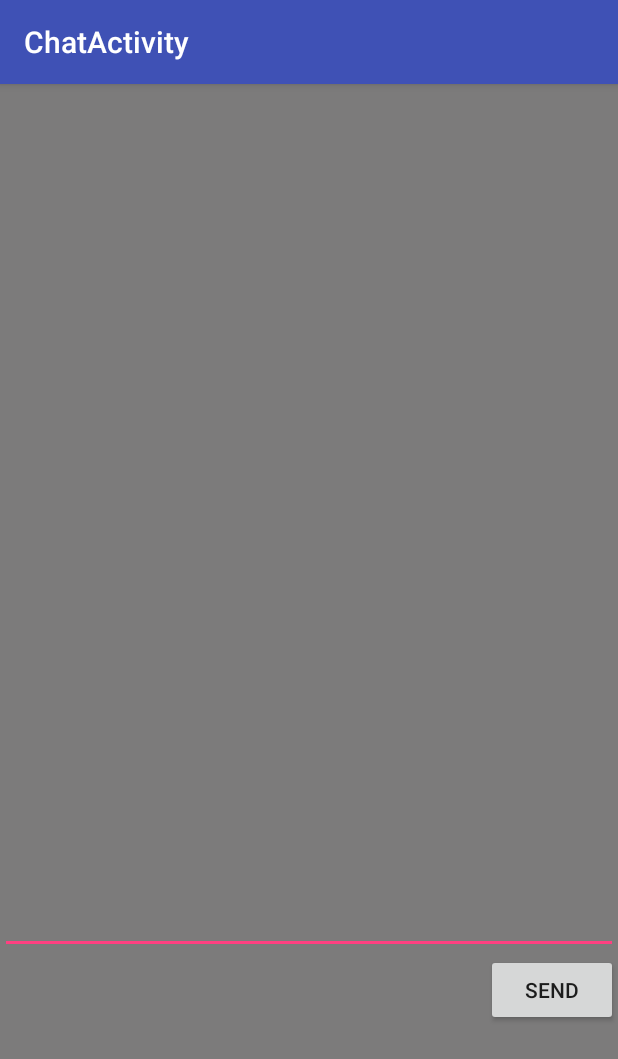
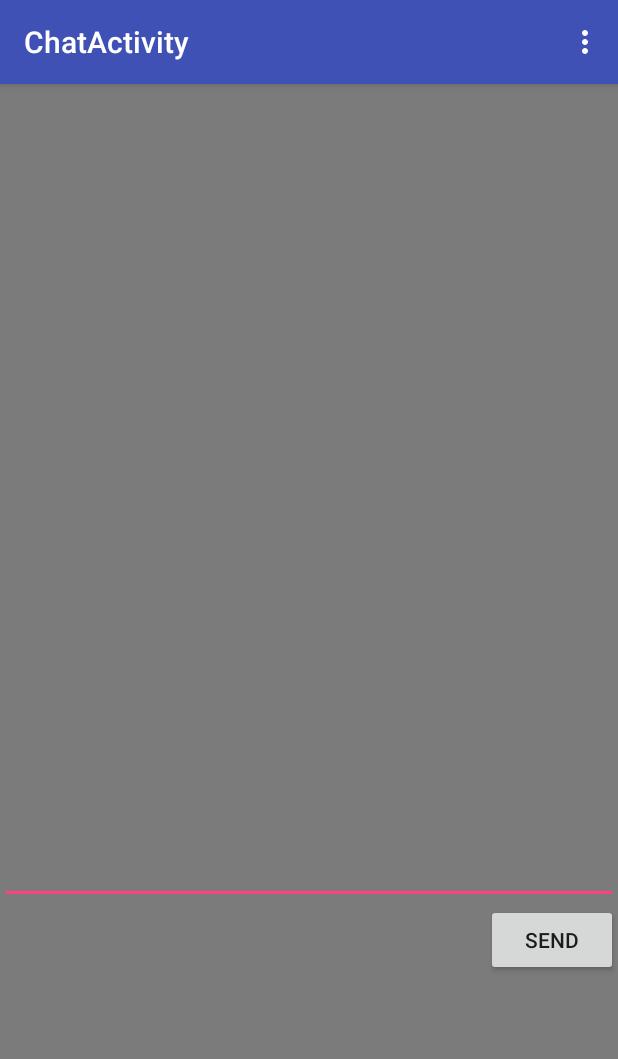
Before and after one commit to pgrath/hack2015, an Android app: the ChatActivity screen opened directly, with no data from a screen before it, on a phone screen of 412 x 824 dp. Shown: the top 1059 px of the screen. Run offline under Robolectric (Android 15) with nearby library versions, the phone set to English and light mode, and no system bars.

Commit message:
Action Bar Implemented

```diff
--- a/app/src/main/java/com/example/pat/hack2015/ChatActivity.java
+++ b/app/src/main/java/com/example/pat/hack2015/ChatActivity.java
@@ -1,22 +1,54 @@
 package com.example.pat.hack2015;
 
 import android.os.Bundle;
-import android.support.design.widget.FloatingActionButton;
 import android.support.design.widget.Snackbar;
 import android.support.v7.app.AppCompatActivity;
-import android.support.v7.widget.Toolbar;
+import android.support.v7.app.ActionBarActivity;
+import android.view.Menu;
+import android.view.MenuItem;
 import android.view.View;
 
 public class ChatActivity extends AppCompatActivity {
 
     @Override
+    public boolean onCreateOptionsMenu(Menu menu) {
+        // Inflate the menu; this adds items to the action bar if it is present.
+        getMenuInflater().inflate(R.menu.menu_main, menu);
+        return true;
+    }
+
+    @Override
+    public boolean onOptionsItemSelected(MenuItem item) {
+        // Handle action bar item clicks here. The action bar will
+        // automatically handle clicks on the Home/Up button, so long
+        // as you specify a parent activity in AndroidManifest.xml.
+        int id = item.getItemId();
+
+        //noinspection SimplifiableIfStatement
+        if (id == R.id.action_settings) {
+            return true;
+        }
+
+        return super.onOptionsItemSelected(item);
+    }
+
+    @Override
     protected void onCreate(Bundle savedInstanceState) {
         super.onCreate(savedInstanceState);
         setContentView(R.layout.activity_chat);
-        Toolbar toolbar = (Toolbar) findViewById(R.id.toolbar);
-        setSupportActionBar(toolbar);
-
 
     }
 
+    public void onOption1(MenuItem menu){
+
+    }
+    public void onOption2(MenuItem menu){
+
+    }
+
+    public void onOption3(MenuItem menu){
+
+    }
+
+
 }
--- a/app/src/main/res/layout/activity_chat.xml
+++ b/app/src/main/res/layout/activity_chat.xml
@@ -1,20 +1,42 @@
-<?xml version="1.0" encoding="utf-8"?>
-<android.support.design.widget.CoordinatorLayout
-    xmlns:android="http://schemas.android.com/apk/res/android"
-    xmlns:app="http://schemas.android.com/apk/res-auto"
-    xmlns:tools="http://schemas.android.com/tools" android:layout_width="match_parent"
-    android:layout_height="match_parent" android:fitsSystemWindows="true"
-    tools:context="com.example.pat.hack2015.ChatActivity">
+<LinearLayout xmlns:android="http://schemas.android.com/apk/res/android"
+    android:layout_width="match_parent"
+    android:layout_height="match_parent"
+    android:orientation="vertical"
+    android:weightSum="1"
+    android:background="#7c7b7b">
 
-    <android.support.design.widget.AppBarLayout android:layout_height="wrap_content"
-        android:layout_width="match_parent" android:theme="@style/AppTheme.AppBarOverlay">
+    <Space
+        android:layout_width="match_parent"
+        android:layout_height="wrap_content"
+        android:layout_gravity="center_horizontal" />
 
-        <android.support.v7.widget.Toolbar android:id="@+id/toolbar"
-            android:layout_width="match_parent" android:layout_height="?attr/actionBarSize"
-            android:background="?attr/colorPrimary" app:popupTheme="@style/AppTheme.PopupOverlay" />
+    <ScrollView
+        android:id="@+id/SCROLLER_ID"
+        android:layout_width="fill_parent"
+        android:layout_height="0dp"
+        android:scrollbars="vertical"
+        android:fillViewport="true"
+        android:layout_weight="0.63">
 
-    </android.support.design.widget.AppBarLayout>
+        <TextView android:id="@+id/text_main"
+            android:layout_width="match_parent"
+            android:layout_height="wrap_content"
+            android:text="@string/blank_view" />
 
-    <include layout="@layout/content_chat" />
 
-</android.support.design.widget.CoordinatorLayout>
+    </ScrollView>
+
+    <EditText
+        android:layout_width="match_parent"
+        android:layout_height="0dp"
+        android:id="@+id/editText2"
+        android:layout_weight="0.13" />
+
+    <Button
+        android:layout_width="wrap_content"
+        android:layout_height="wrap_content"
+        android:text="@string/button_send"
+        android:id="@+id/button"
+        android:layout_gravity="right" />
+
+</LinearLayout>
--- a/app/src/main/res/layout/activity_main.xml
+++ b/app/src/main/res/layout/activity_main.xml
@@ -2,9 +2,9 @@
     xmlns:tools="http://schemas.android.com/tools"
     android:layout_width="match_parent"
     android:layout_height="match_parent"
+    android:background="#7c7b7b"
     android:orientation="vertical"
-    android:weightSum="1"
-    android:background="#7c7b7b">
+    android:weightSum="1">
 
     <!-- Spacing and horizontal rule (line) to separate Button from TextView -->
 
--- a/app/src/main/res/layout/content_chat.xml
+++ b/app/src/main/res/layout/content_chat.xml
@@ -1,37 +1,13 @@
-    <LinearLayout xmlns:android="http://schemas.android.com/apk/res/android"
-        android:layout_width="match_parent"
-        android:layout_height="match_parent"
-        android:orientation="vertical"
-        android:weightSum="1"
-        android:background="#7c7b7b">
+<?xml version="1.0" encoding="utf-8"?>
+<RelativeLayout xmlns:android="http://schemas.android.com/apk/res/android"
+    xmlns:tools="http://schemas.android.com/tools"
+    xmlns:app="http://schemas.android.com/apk/res-auto" android:layout_width="match_parent"
+    android:layout_height="match_parent" android:paddingLeft="@dimen/activity_horizontal_margin"
+    android:paddingRight="@dimen/activity_horizontal_margin"
+    android:paddingTop="@dimen/activity_vertical_margin"
+    android:paddingBottom="@dimen/activity_vertical_margin"
+    app:layout_behavior="@string/appbar_scrolling_view_behavior"
+    tools:showIn="@layout/activity_chat"
+    tools:context="com.example.pat.hack2015.ChatActivity">
 
-        <ScrollView
-            android:id="@+id/SCROLLER_ID"
-            android:layout_width="fill_parent"
-            android:layout_height="0dp"
-            android:scrollbars="vertical"
-            android:fillViewport="true"
-            android:layout_weight="0.63">
-
-            <TextView android:id="@+id/text_main"
-                android:layout_width="match_parent"
-                android:layout_height="wrap_content"
-                android:text="@string/blank_view" />
-
-
-        </ScrollView>
-
-        <EditText
-            android:layout_width="match_parent"
-            android:layout_height="0dp"
-            android:id="@+id/editText2"
-            android:layout_weight="0.19" />
-
-        <Button
-            android:layout_width="wrap_content"
-            android:layout_height="wrap_content"
-            android:text="@string/button_send"
-            android:id="@+id/button"
-            android:layout_gravity="right" />
-
-    </LinearLayout>
+</RelativeLayout>
--- a/app/src/main/res/menu/menu_main.xml
+++ b/app/src/main/res/menu/menu_main.xml
@@ -1,6 +1,21 @@
 <menu xmlns:android="http://schemas.android.com/apk/res/android"
     xmlns:app="http://schemas.android.com/apk/res-auto"
-    xmlns:tools="http://schemas.android.com/tools" tools:context=".MainActivity">
+    xmlns:tools="http://schemas.android.com/tools" tools:context=".ChatActivity">
     <item android:id="@+id/action_settings" android:title="@string/action_settings"
         android:orderInCategory="100" app:showAsAction="never" />
+    <item
+        android:id="@+id/opt1"
+        android:onClick="onOption1"
+        android:showAsAction="ifRoom|withText"
+        android:title="@string/opt1"/>
+    <item
+        android:id="@+id/opt2"
+        android:onClick="onOption2"
+        android:showAsAction="ifRoom|withText"
+        android:title="@string/opt2"/>
+    <item
+        android:id="@+id/opt3"
+        android:onClick="onOption3"
+        android:showAsAction="never"
+        android:title="@string/opt3"/>
 </menu>
--- a/app/src/main/res/values/strings.xml
+++ b/app/src/main/res/values/strings.xml
@@ -7,6 +7,10 @@
     <string name="button_send">Send</string>
     <string name="edit_username">Username</string>
     <string name="title_activity_cena_chat">CenaChatActivity</string>
+    <string name="button_cena">Cenafy</string>
+    <string name="opt1">Refresh</string>
+    <string name="opt2">Cenafy</string>
+    <string name="opt3">View Images</string>
 
 
 
```
Also changed, not shown: app/src/main/AndroidManifest.xml (+6 -3 lines), app/src/main/java/com/example/pat/hack2015/CenaChatActivity.java (+3 -12 lines), app/src/main/java/com/example/pat/hack2015/MainActivity.java (+1 -26 lines), app/src/main/res/layout/activity_cena_chat.xml (+36 -8 lines).
